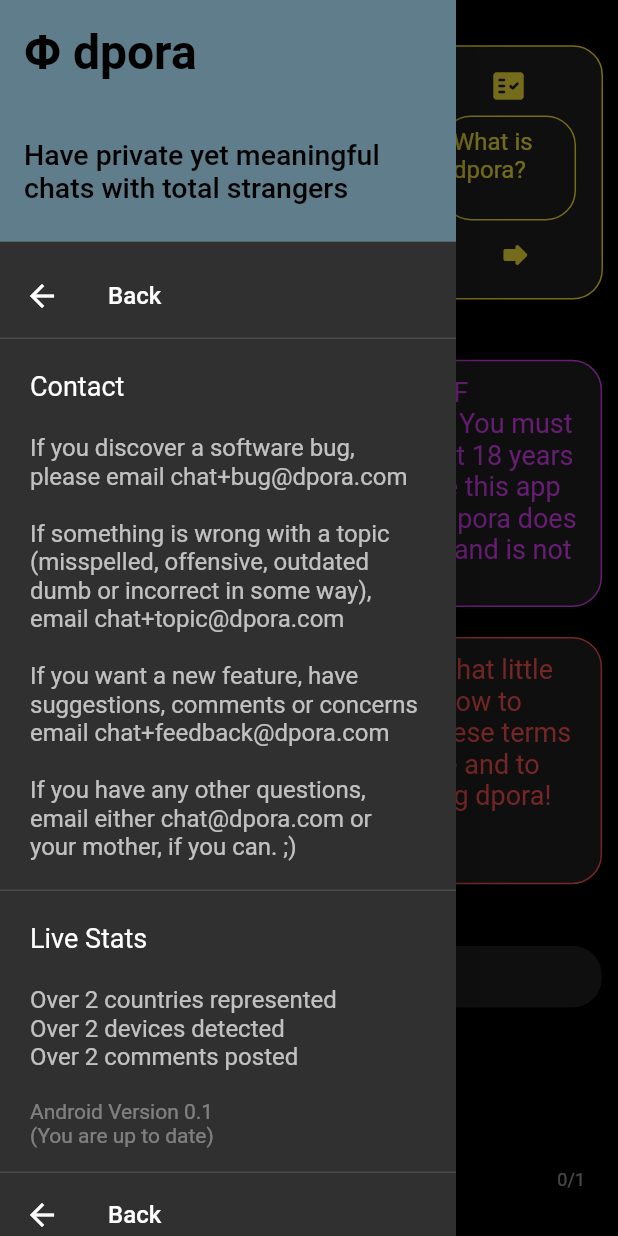
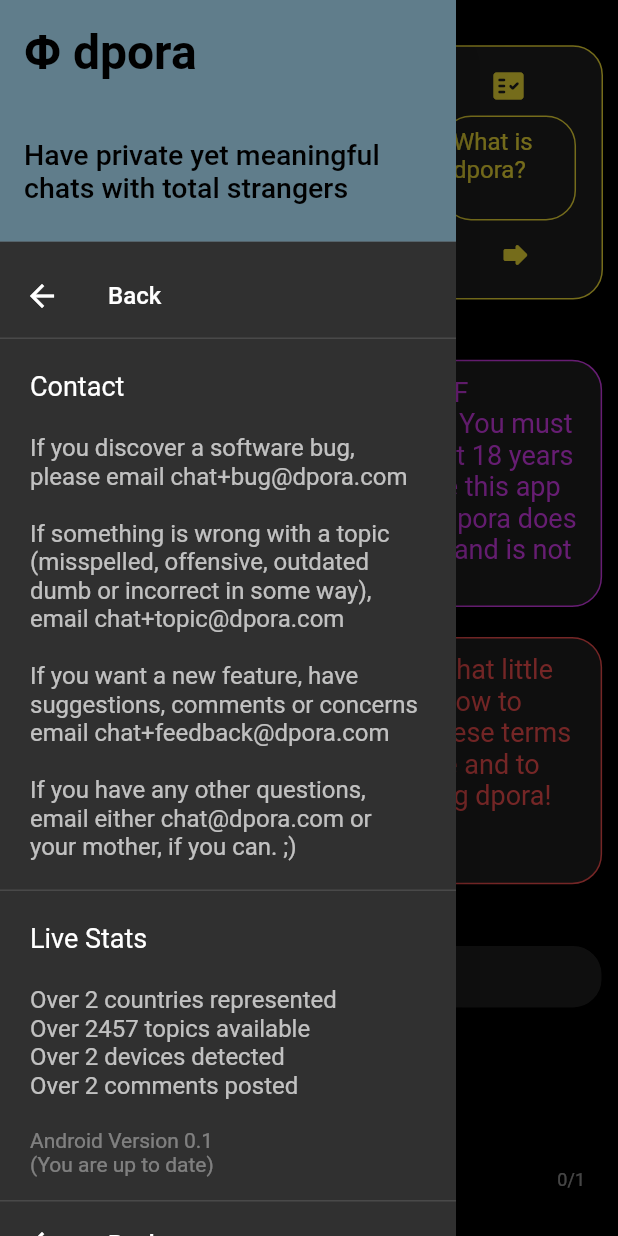
Before and after one commit to cosmobi/dpora, a Flutter app: the screen it shows after launch, with the side drawer open, on a phone screen of 412 x 824 dp. Run offline on Flutter 3.47's test engine with Material 2 defaults, Android fonts, the phone set to English and light mode, and no system bars; our stand-ins replace connectivity, firebase_auth, firebase_core, firebase_database, share_plus; accounts and stored records are empty.

Commit message:
Added live Topic totals, content changes and bug fix

```diff
--- a/lib/local_import.dart
+++ b/lib/local_import.dart
@@ -1,8 +1,8 @@
 // These default totals should be updated from the DB
 // but since they cannot be null and need some number...
-// TODO: update all default totals before each release
+// TODO: Update all default totals before each release
 int totalAds = 1;
-int totalDebates = 266;
+int totalDebates = 267;
 int totalGames = 33;
 int totalJokes = 152;
 int totalMyths = 59;
@@ -13,7 +13,7 @@ int totalPonder = 262;
 int totalProverbs = 394;
 int totalQuotes = 297;
 int totalShare = 34;
-int totalStimuli = 2456; // Total Sum
+int totalStimuli = 2457; // Total Sum
 int totalTrivia = 132;
 // *******************************************************
 
@@ -30,9 +30,12 @@ int devicesDetected = 2;
 int countriesRepresented = 2;
 int commentsPosted = 2;
 double version = 0.0;
-double versionHardcoded =
-    0.1; // TODO: Update before every app release (on DB too)
 String versionStatus = '';
+// TODO: Update in 3 places before every app release
+// 1. on the DB
+// 2. in the yaml file
+// 3. below this line
+double versionHardcoded = 0.1;
 
 // Set the opacity and duration for fading text
 double userOpacity = 1.0;
--- a/lib/main.dart
+++ b/lib/main.dart
@@ -1054,6 +1054,8 @@ class _DporaAppState extends State<DporaApp> {
         countriesRepresented.toString() +
         ' countries represented' +
         '\n';
+    String liveTopics =
+        'Over ' + totalStimuli.toString() + ' topics available' + '\n';
     String liveDevices =
         'Over ' + devicesDetected.toString() + ' devices detected' + '\n';
     String liveComments =
@@ -1093,12 +1095,16 @@ class _DporaAppState extends State<DporaApp> {
       getInstructions();
 
       // Choose a category
-      chooseCategory(stimuliDeck[2295]);
-      // The default 2295 falls in the range of the 'share' category
-      // and the default stimulus there is set to "What's on your mind?"
+      chooseCategory(stimuliDeck[0]);
+      // The default stimulus is "DO NOT DELETE THIS ENTRY"
+      // which serves as a placeholder for...
+      if (nextStimulusContent == 'DO NOT DELETE THIS ENTRY') {
+        shuffleDecks();
+        }
 
       // Choose a random stimulus
       randomStimulus();
+
     } else {
       // Show Terms of service to first time users of this app installation
       stimulusContent = '* Welcome to dpora *\nthe stranger chat app';
@@ -1243,6 +1249,13 @@ your mother, if you can. ;)
                       ),
                       TextSpan(
                         text: liveCountries,
+                        style: TextStyle(
+                          fontSize: 16,
+                          color: Colors.white70,
+                        ),
+                      ),
+                      TextSpan(
+                        text: liveTopics,
                         style: TextStyle(
                           fontSize: 16,
                           color: Colors.white70,
@@ -1614,9 +1627,11 @@ your mother, if you can. ;)
                     },
                   ),
                 ),
-                Text(' ' +
-                  stimulusStrikes.toString() +
-                  '/' + strikesNeeded.toString(),
+                Text(
+                  ' ' +
+                      stimulusStrikes.toString() +
+                      '/' +
+                      strikesNeeded.toString(),
                   style: TextStyle(
                     fontSize: textSize - 2,
                     color: iconColor,
--- a/notes/rules.json
+++ b/notes/rules.json
@@ -128,6 +128,10 @@
       ".read": "auth != null",
       ".write": false
     },
+    "totals": {
+      ".read": true,
+      ".write": false
+    },
     "vacancies": {
       ".read": "auth != null",
       ".write": "auth != null",
--- a/pubspec.yaml
+++ b/pubspec.yaml
@@ -15,7 +15,7 @@ publish_to: 'none' # Remove this line if you wish to publish to pub.dev
 # In iOS, build-name is used as CFBundleShortVersionString while build-number used as CFBundleVersion.
 # Read more about iOS versioning at
 # https://developer.apple.com/library/archive/documentation/General/Reference/InfoPlistKeyReference/Articles/CoreFoundationKeys.html
-version: 0.0.1
+version: 0.1.0
 
 environment:
   sdk: ">=2.7.0 <3.0.0"
```
Also changed, not shown: 1 other file.
